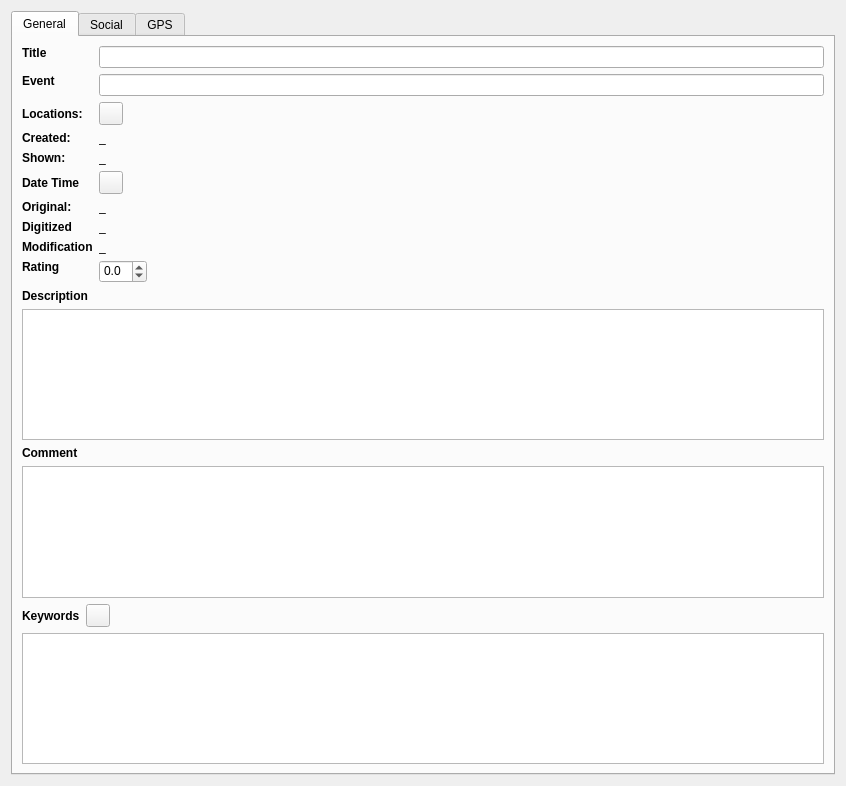
This is src/QExiv2/MetadataEdit/metadataeditpage.ui in rbbrnc/krbkACD as Qt 5 draws it before an edit. The edited form follows.
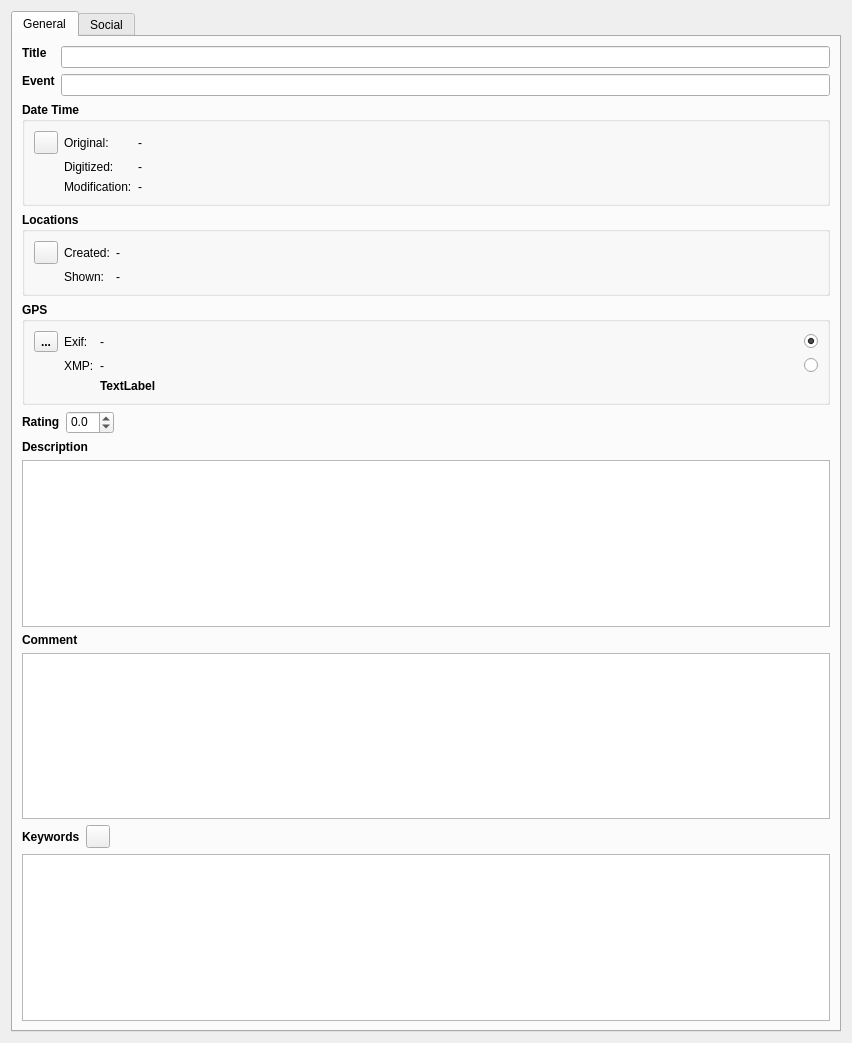
This is the edited form. Icons and pictures are not drawn.

What changed in the file:
```diff
--- a/src/QExiv2/MetadataEdit/metadataeditpage.ui
+++ b/src/QExiv2/MetadataEdit/metadataeditpage.ui
@@ -6,8 +6,8 @@
    <rect>
     <x>0</x>
     <y>0</y>
-    <width>846</width>
-    <height>786</height>
+    <width>852</width>
+    <height>1043</height>
    </rect>
   </property>
   <layout class="QVBoxLayout" name="verticalLayout">
@@ -22,10 +22,7 @@
       </attribute>
       <layout class="QVBoxLayout" name="verticalLayout_2">
        <item>
-        <layout class="QFormLayout" name="infoLayout">
-         <property name="fieldGrowthPolicy">
-          <enum>QFormLayout::ExpandingFieldsGrow</enum>
-         </property>
+        <layout class="QFormLayout" name="_5">
          <item row="0" column="0">
           <widget class="QLabel" name="label">
            <property name="sizePolicy">
@@ -70,149 +67,345 @@
          <item row="1" column="1">
           <widget class="QLineEdit" name="Xmp_iptcExt_Event"/>
          </item>
-         <item row="2" column="0">
-          <widget class="QLabel" name="label_11">
-           <property name="font">
-            <font>
-             <weight>75</weight>
-             <bold>true</bold>
-            </font>
-           </property>
-           <property name="text">
-            <string>Locations:</string>
-           </property>
-          </widget>
-         </item>
-         <item row="2" column="1">
-          <widget class="QToolButton" name="locationEditButton">
-           <property name="icon">
-            <iconset resource="../QExiv2.qrc">
-             <normaloff>:/images/edit.png</normaloff>:/images/edit.png</iconset>
-           </property>
-          </widget>
-         </item>
-         <item row="3" column="0">
-          <widget class="QLabel" name="label_4">
-           <property name="font">
-            <font>
-             <weight>75</weight>
-             <bold>true</bold>
-            </font>
-           </property>
-           <property name="text">
-            <string>Created:</string>
-           </property>
-          </widget>
-         </item>
-         <item row="3" column="1">
-          <widget class="QLabel" name="locationCreated">
-           <property name="text">
-            <string>_</string>
-           </property>
-          </widget>
-         </item>
-         <item row="4" column="0">
-          <widget class="QLabel" name="label_6">
-           <property name="font">
-            <font>
-             <weight>75</weight>
-             <bold>true</bold>
-            </font>
-           </property>
-           <property name="text">
-            <string>Shown:</string>
-           </property>
-          </widget>
-         </item>
-         <item row="4" column="1">
-          <widget class="QLabel" name="locationShown">
-           <property name="text">
-            <string>_</string>
-           </property>
-          </widget>
-         </item>
-         <item row="5" column="0">
-          <widget class="QLabel" name="label_12">
-           <property name="font">
-            <font>
-             <weight>75</weight>
-             <bold>true</bold>
-            </font>
-           </property>
-           <property name="text">
-            <string>Date Time</string>
-           </property>
-          </widget>
-         </item>
-         <item row="5" column="1">
-          <widget class="QToolButton" name="datetimeEditButton">
-           <property name="icon">
-            <iconset resource="../QExiv2.qrc">
-             <normaloff>:/images/edit.png</normaloff>:/images/edit.png</iconset>
-           </property>
-          </widget>
-         </item>
-         <item row="6" column="0">
-          <widget class="QLabel" name="label_13">
-           <property name="font">
-            <font>
-             <weight>75</weight>
-             <bold>true</bold>
-            </font>
-           </property>
-           <property name="text">
-            <string>Original:</string>
-           </property>
-          </widget>
-         </item>
-         <item row="6" column="1">
-          <widget class="QLabel" name="datetimeOriginal">
-           <property name="text">
-            <string>_</string>
-           </property>
-          </widget>
-         </item>
-         <item row="7" column="0">
-          <widget class="QLabel" name="label_14">
-           <property name="font">
-            <font>
-             <weight>75</weight>
-             <bold>true</bold>
-            </font>
-           </property>
-           <property name="text">
-            <string>Digitized</string>
-           </property>
-          </widget>
-         </item>
-         <item row="7" column="1">
-          <widget class="QLabel" name="datetimeDigitized">
-           <property name="text">
-            <string>_</string>
-           </property>
-          </widget>
-         </item>
-         <item row="8" column="0">
-          <widget class="QLabel" name="label_15">
-           <property name="font">
-            <font>
-             <weight>75</weight>
-             <bold>true</bold>
-            </font>
-           </property>
-           <property name="text">
-            <string>Modification</string>
-           </property>
-          </widget>
-         </item>
-         <item row="8" column="1">
-          <widget class="QLabel" name="datetimeModified">
-           <property name="text">
-            <string>_</string>
-           </property>
-          </widget>
-         </item>
-         <item row="9" column="0">
+        </layout>
+       </item>
+       <item>
+        <widget class="QGroupBox" name="groupBox_3">
+         <property name="font">
+          <font>
+           <weight>75</weight>
+           <bold>true</bold>
+          </font>
+         </property>
+         <property name="title">
+          <string>Date Time</string>
+         </property>
+         <layout class="QGridLayout" name="gridLayout_3">
+          <item row="1" column="2">
+           <widget class="QLabel" name="datetimeDigitized">
+            <property name="font">
+             <font>
+              <weight>50</weight>
+              <bold>false</bold>
+             </font>
+            </property>
+            <property name="text">
+             <string>-</string>
+            </property>
+           </widget>
+          </item>
+          <item row="0" column="1">
+           <widget class="QLabel" name="label_13">
+            <property name="sizePolicy">
+             <sizepolicy hsizetype="Fixed" vsizetype="Preferred">
+              <horstretch>0</horstretch>
+              <verstretch>0</verstretch>
+             </sizepolicy>
+            </property>
+            <property name="font">
+             <font>
+              <weight>50</weight>
+              <bold>false</bold>
+             </font>
+            </property>
+            <property name="text">
+             <string>Original:</string>
+            </property>
+           </widget>
+          </item>
+          <item row="2" column="1">
+           <widget class="QLabel" name="label_15">
+            <property name="sizePolicy">
+             <sizepolicy hsizetype="Fixed" vsizetype="Preferred">
+              <horstretch>0</horstretch>
+              <verstretch>0</verstretch>
+             </sizepolicy>
+            </property>
+            <property name="font">
+             <font>
+              <weight>50</weight>
+              <bold>false</bold>
+             </font>
+            </property>
+            <property name="text">
+             <string>Modification:</string>
+            </property>
+           </widget>
+          </item>
+          <item row="2" column="2">
+           <widget class="QLabel" name="datetimeModified">
+            <property name="font">
+             <font>
+              <weight>50</weight>
+              <bold>false</bold>
+             </font>
+            </property>
+            <property name="text">
+             <string>-</string>
+            </property>
+           </widget>
+          </item>
+          <item row="1" column="1">
+           <widget class="QLabel" name="label_14">
+            <property name="sizePolicy">
+             <sizepolicy hsizetype="Fixed" vsizetype="Preferred">
+              <horstretch>0</horstretch>
+              <verstretch>0</verstretch>
+             </sizepolicy>
+            </property>
+            <property name="font">
+             <font>
+              <weight>50</weight>
+              <bold>false</bold>
+             </font>
+            </property>
+            <property name="text">
+             <string>Digitized:</string>
+            </property>
+           </widget>
+          </item>
+          <item row="0" column="2">
+           <widget class="QLabel" name="datetimeOriginal">
+            <property name="font">
+             <font>
+              <weight>50</weight>
+              <bold>false</bold>
+             </font>
+            </property>
+            <property name="text">
+             <string>-</string>
+            </property>
+           </widget>
+          </item>
+          <item row="0" column="0">
+           <widget class="QToolButton" name="datetimeEditButton">
+            <property name="icon">
+             <iconset resource="../QExiv2.qrc">
+              <normaloff>:/images/edit.png</normaloff>:/images/edit.png</iconset>
+            </property>
+           </widget>
+          </item>
+         </layout>
+        </widget>
+       </item>
+       <item>
+        <widget class="QGroupBox" name="groupBox">
+         <property name="font">
+          <font>
+           <weight>75</weight>
+           <bold>true</bold>
+          </font>
+         </property>
+         <property name="title">
+          <string>Locations</string>
+         </property>
+         <layout class="QGridLayout" name="gridLayout_2">
+          <item row="0" column="2">
+           <widget class="QLabel" name="locationCreated">
+            <property name="font">
+             <font>
+              <weight>50</weight>
+              <bold>false</bold>
+             </font>
+            </property>
+            <property name="text">
+             <string>-</string>
+            </property>
+           </widget>
+          </item>
+          <item row="0" column="1">
+           <widget class="QLabel" name="label_4">
+            <property name="sizePolicy">
+             <sizepolicy hsizetype="Fixed" vsizetype="Preferred">
+              <horstretch>0</horstretch>
+              <verstretch>0</verstretch>
+             </sizepolicy>
+            </property>
+            <property name="font">
+             <font>
+              <weight>50</weight>
+              <bold>false</bold>
+             </font>
+            </property>
+            <property name="text">
+             <string>Created:</string>
+            </property>
+           </widget>
+          </item>
+          <item row="1" column="2">
+           <widget class="QLabel" name="locationShown">
+            <property name="font">
+             <font>
+              <weight>50</weight>
+              <bold>false</bold>
+             </font>
+            </property>
+            <property name="text">
+             <string>-</string>
+            </property>
+           </widget>
+          </item>
+          <item row="1" column="1">
+           <widget class="QLabel" name="label_6">
+            <property name="sizePolicy">
+             <sizepolicy hsizetype="Fixed" vsizetype="Preferred">
+              <horstretch>0</horstretch>
+              <verstretch>0</verstretch>
+             </sizepolicy>
+            </property>
+            <property name="font">
+             <font>
+              <weight>50</weight>
+              <bold>false</bold>
+             </font>
+            </property>
+            <property name="text">
+             <string>Shown:</string>
+            </property>
+           </widget>
+          </item>
+          <item row="0" column="0">
+           <widget class="QToolButton" name="locationEditButton">
+            <property name="icon">
+             <iconset resource="../QExiv2.qrc">
+              <normaloff>:/images/edit.png</normaloff>:/images/edit.png</iconset>
+            </property>
+           </widget>
+          </item>
+         </layout>
+        </widget>
+       </item>
+       <item>
+        <widget class="QGroupBox" name="groupBox_2">
+         <property name="font">
+          <font>
+           <weight>75</weight>
+           <bold>true</bold>
+          </font>
+         </property>
+         <property name="title">
+          <string>GPS</string>
+         </property>
+         <layout class="QGridLayout" name="gridLayout">
+          <item row="0" column="1">
+           <widget class="QLabel" name="label_23">
+            <property name="sizePolicy">
+             <sizepolicy hsizetype="Fixed" vsizetype="Preferred">
+              <horstretch>0</horstretch>
+              <verstretch>0</verstretch>
+             </sizepolicy>
+            </property>
+            <property name="font">
+             <font>
+              <weight>50</weight>
+              <bold>false</bold>
+             </font>
+            </property>
+            <property name="text">
+             <string>Exif:</string>
+            </property>
+           </widget>
+          </item>
+          <item row="0" column="0">
+           <widget class="QToolButton" name="reverseGeolocationButton">
+            <property name="text">
+             <string>...</string>
+            </property>
+           </widget>
+          </item>
+          <item row="2" column="2">
+           <widget class="QLabel" name="xmpCoordinates">
+            <property name="font">
+             <font>
+              <weight>50</weight>
+              <bold>false</bold>
+             </font>
+            </property>
+            <property name="text">
+             <string>-</string>
+            </property>
+           </widget>
+          </item>
+          <item row="0" column="2">
+           <widget class="QLabel" name="exifCoordinates">
+            <property name="font">
+             <font>
+              <weight>50</weight>
+              <bold>false</bold>
+             </font>
+            </property>
+            <property name="text">
+             <string>-</string>
+            </property>
+           </widget>
+          </item>
+          <item row="2" column="1">
+           <widget class="QLabel" name="label_21">
+            <property name="sizePolicy">
+             <sizepolicy hsizetype="Fixed" vsizetype="Preferred">
+              <horstretch>0</horstretch>
+              <verstretch>0</verstretch>
+             </sizepolicy>
+            </property>
+            <property name="font">
+             <font>
+              <weight>50</weight>
+              <bold>false</bold>
+             </font>
+            </property>
+            <property name="text">
+             <string>XMP:</string>
+            </property>
+           </widget>
+          </item>
+          <item row="3" column="2">
+           <widget class="QLabel" name="reverseGeolocationText">
+            <property name="text">
+             <string>TextLabel</string>
+            </property>
+           </widget>
+          </item>
+          <item row="0" column="3">
+           <widget class="QRadioButton" name="radioButton">
+            <property name="sizePolicy">
+             <sizepolicy hsizetype="Fixed" vsizetype="Fixed">
+              <horstretch>0</horstretch>
+              <verstretch>0</verstretch>
+             </sizepolicy>
+            </property>
+            <property name="text">
+             <string/>
+            </property>
+            <property name="checked">
+             <bool>true</bool>
+            </property>
+            <attribute name="buttonGroup">
+             <string notr="true">buttonGroup</string>
+            </attribute>
+           </widget>
+          </item>
+          <item row="2" column="3">
+           <widget class="QRadioButton" name="useXmpGPS">
+            <property name="sizePolicy">
+             <sizepolicy hsizetype="Fixed" vsizetype="Fixed">
+              <horstretch>0</horstretch>
+              <verstretch>0</verstretch>
+             </sizepolicy>
+            </property>
+            <property name="text">
+             <string/>
+            </property>
+            <attribute name="buttonGroup">
+             <string notr="true">buttonGroup</string>
+            </attribute>
+           </widget>
+          </item>
+         </layout>
+        </widget>
+       </item>
+       <item>
+        <layout class="QHBoxLayout" name="_4">
+         <item>
           <widget class="QLabel" name="ratingLabel">
            <property name="sizePolicy">
             <sizepolicy hsizetype="Preferred" vsizetype="Fixed">
@@ -234,7 +427,7 @@
            </property>
           </widget>
          </item>
-         <item row="9" column="1">
+         <item>
           <widget class="QDoubleSpinBox" name="ratingSpinBox">
            <property name="alignment">
             <set>Qt::AlignLeading|Qt::AlignLeft|Qt::AlignTop</set>
@@ -250,6 +443,19 @@
            </property>
           </widget>
          </item>
+         <item>
+          <spacer name="horizontalSpacer_7">
+           <property name="orientation">
+            <enum>Qt::Horizontal</enum>
+           </property>
+           <property name="sizeHint" stdset="0">
+            <size>
+             <width>40</width>
+             <height>20</height>
+            </size>
+           </property>
+          </spacer>
+         </item>
         </layout>
        </item>
        <item>
@@ -550,102 +756,6 @@
        </item>
       </layout>
      </widget>
-     <widget class="QWidget" name="tab">
-      <attribute name="title">
-       <string>GPS</string>
-      </attribute>
-      <widget class="QPushButton" name="reverseGeocodingButton">
-       <property name="geometry">
-        <rect>
-         <x>60</x>
-         <y>170</y>
-         <width>131</width>
-         <height>22</height>
-        </rect>
-       </property>
-       <property name="text">
-        <string>Reverse Geocode</string>
-       </property>
-      </widget>
-      <widget class="QLabel" name="label_22">
-       <property name="geometry">
-        <rect>
-         <x>60</x>
-         <y>230</y>
-         <width>57</width>
-         <height>14</height>
-        </rect>
-       </property>
-       <property name="text">
-        <string>Place</string>
-       </property>
-      </widget>
-      <widget class="QLabel" name="locationLabel">
-       <property name="geometry">
-        <rect>
-         <x>140</x>
-         <y>230</y>
-         <width>631</width>
-         <height>16</height>
-        </rect>
-       </property>
-       <property name="text">
-        <string>__location__</string>
-       </property>
-      </widget>
-      <widget class="QWidget" name="formLayoutWidget">
-       <property name="geometry">
-        <rect>
-         <x>70</x>
-         <y>60</y>
-         <width>381</width>
-         <height>41</height>
-        </rect>
-       </property>
-       <layout class="QFormLayout" name="formLayout">
-        <item row="0" column="0">
-         <widget class="QLabel" name="label_19">
-          <property name="sizePolicy">
-           <sizepolicy hsizetype="Fixed" vsizetype="Preferred">
-            <horstretch>0</horstretch>
-            <verstretch>0</verstretch>
-           </sizepolicy>
-          </property>
-          <property name="text">
-           <string>XMP</string>
-          </property>
-         </widget>
-        </item>
-        <item row="0" column="1">
-         <widget class="QLabel" name="xmpCoordinates">
-          <property name="text">
-           <string>__xmpCoord__</string>
-          </property>
-         </widget>
-        </item>
-        <item row="1" column="0">
-         <widget class="QLabel" name="label_20">
-          <property name="sizePolicy">
-           <sizepolicy hsizetype="Fixed" vsizetype="Preferred">
-            <horstretch>0</horstretch>
-            <verstretch>0</verstretch>
-           </sizepolicy>
-          </property>
-          <property name="text">
-           <string>EXIF</string>
-          </property>
-         </widget>
-        </item>
-        <item row="1" column="1">
-         <widget class="QLabel" name="exifCoordinates">
-          <property name="text">
-           <string>__exifCoord__</string>
-          </property>
-         </widget>
-        </item>
-       </layout>
-      </widget>
-     </widget>
     </widget>
    </item>
   </layout>
```
Left out of the diff: 21 changed lines with no effect on the pictures.
